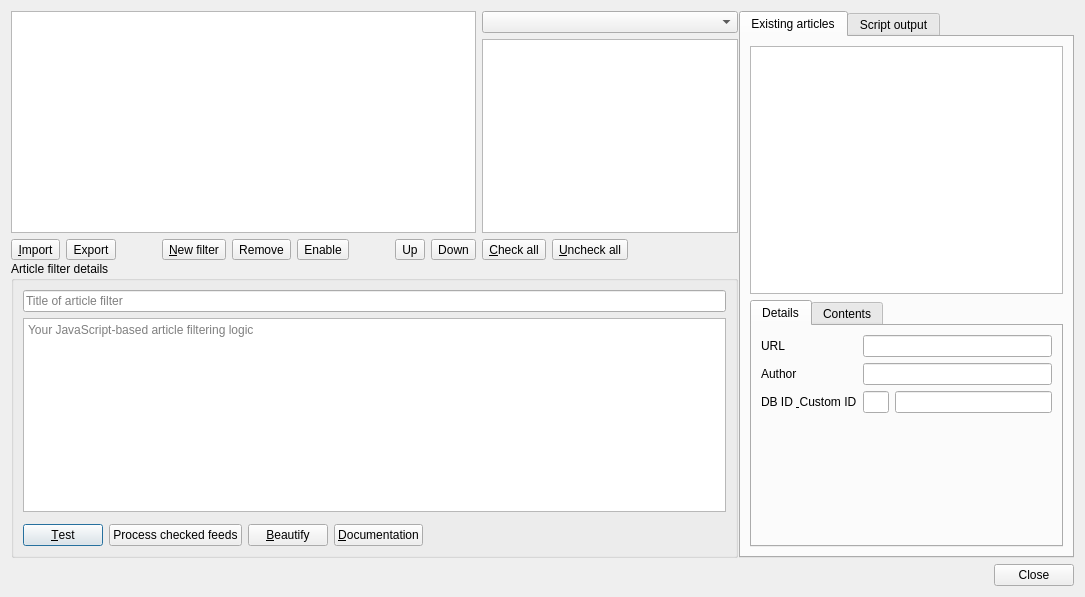
First picture: the form in src/librssguard/gui/dialogs/formmessagefiltersmanager.ui, repository martinrotter/rssguard, before the edit.
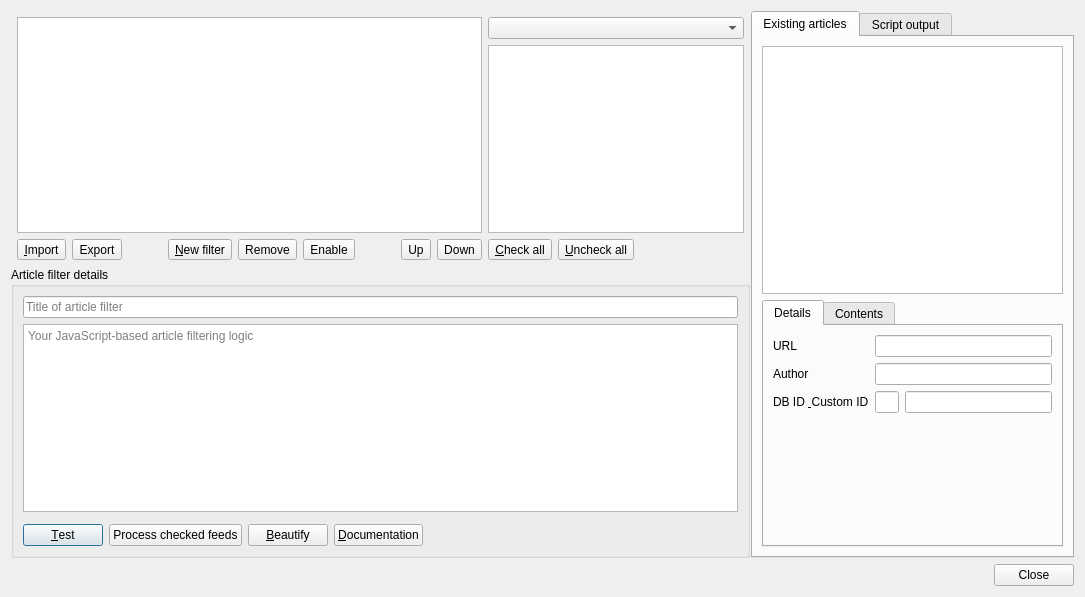
Second picture: the form after the edit. Custom widgets are drawn as their Qt base class.

Commit message: export and import of article filters should be working, fixes #1911, some UI fixes

What changed in the file:
```diff
--- a/src/librssguard/gui/dialogs/formmessagefiltersmanager.ui
+++ b/src/librssguard/gui/dialogs/formmessagefiltersmanager.ui
@@ -31,6 +31,18 @@
       </property>
       <widget class="QWidget" name="layoutWidget">
        <layout class="QGridLayout" name="gridLayout">
+        <property name="leftMargin">
+         <number>6</number>
+        </property>
+        <property name="topMargin">
+         <number>6</number>
+        </property>
+        <property name="rightMargin">
+         <number>6</number>
+        </property>
+        <property name="bottomMargin">
+         <number>6</number>
+        </property>
         <item row="0" column="0">
          <widget class="QListWidget" name="m_listFilters">
           <property name="uniformItemSizes">
```
The commit also changes 4 other files.
